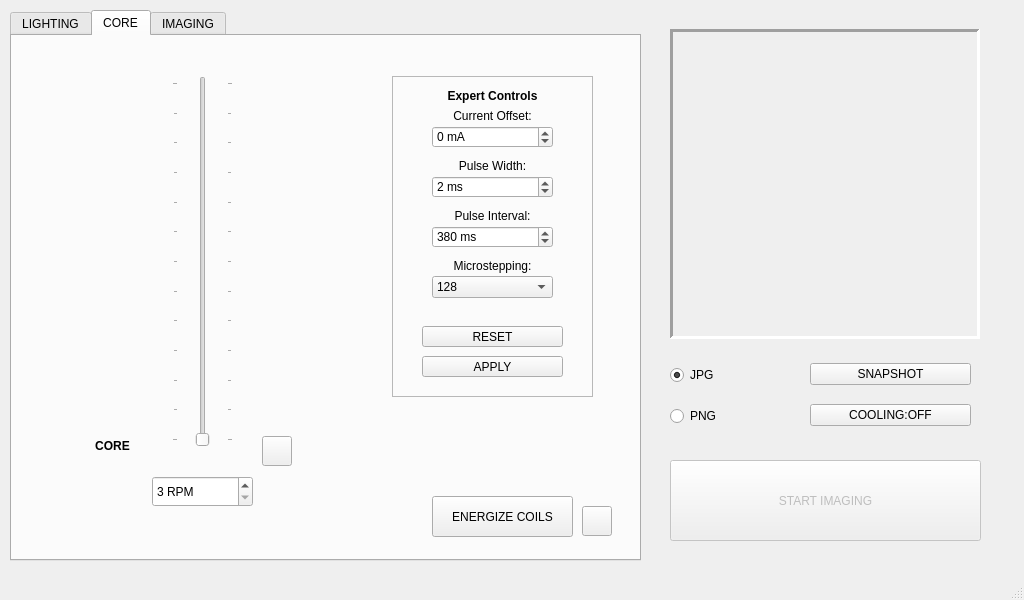
Before: the Qt Designer form _ui/Clinostat.ui in CoSE-Jerry/3D-Clinostat, drawn with Qt 5.
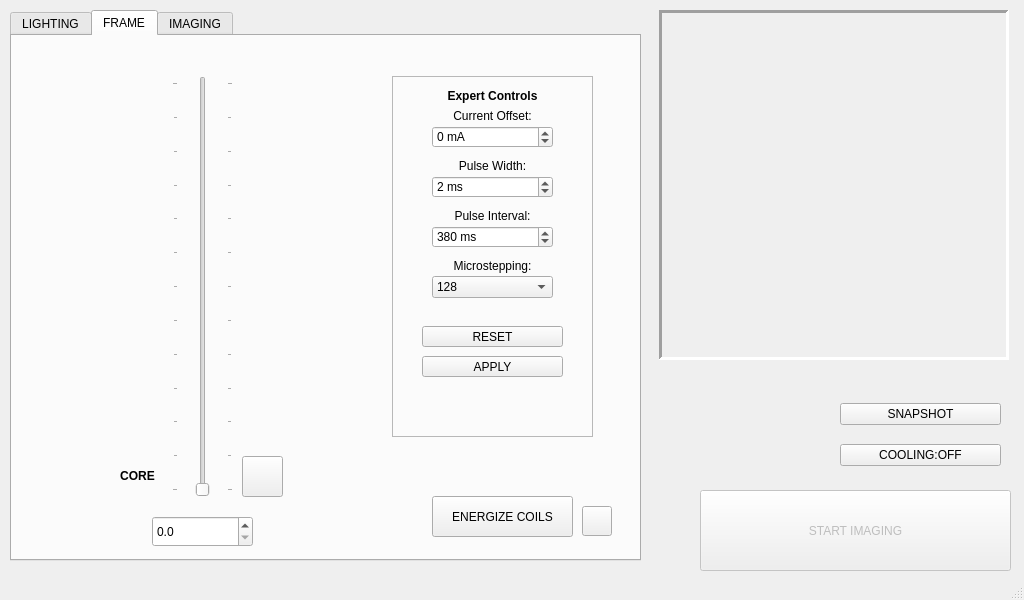
After: the same form once the commit is applied. The open tabs and pages were chosen to show the change. Icons and pictures are not drawn.

Patch:
```diff
--- a/_ui/Clinostat.ui
+++ b/_ui/Clinostat.ui
@@ -20,14 +20,17 @@
    <iconset>
     <normaloff>../_image/icon.png</normaloff>../_image/icon.png</iconset>
   </property>
+  <property name="documentMode">
+   <bool>false</bool>
+  </property>
   <widget class="QWidget" name="centralwidget">
    <widget class="QLabel" name="Image_Frame">
     <property name="geometry">
      <rect>
-      <x>670</x>
-      <y>29</y>
-      <width>310</width>
-      <height>310</height>
+      <x>659</x>
+      <y>10</y>
+      <width>350</width>
+      <height>350</height>
      </rect>
     </property>
     <property name="frameShape">
@@ -425,7 +428,7 @@
     </widget>
     <widget class="QWidget" name="Core_tab">
      <attribute name="title">
-      <string>CORE</string>
+      <string>FRAME</string>
      </attribute>
      <widget class="QSlider" name="core_verticalSlider">
       <property name="geometry">
@@ -433,7 +436,7 @@
         <x>160</x>
         <y>40</y>
         <width>61</width>
-        <height>371</height>
+        <height>421</height>
        </rect>
       </property>
       <property name="minimum">
@@ -458,10 +461,10 @@
      <widget class="QPushButton" name="coreReverse_pushButton">
       <property name="geometry">
        <rect>
-        <x>250</x>
-        <y>400</y>
-        <width>30</width>
-        <height>30</height>
+        <x>230</x>
+        <y>420</y>
+        <width>41</width>
+        <height>41</height>
        </rect>
       </property>
       <property name="text">
@@ -484,7 +487,7 @@
         <x>380</x>
         <y>40</y>
         <width>201</width>
-        <height>321</height>
+        <height>361</height>
        </rect>
       </property>
       <property name="frameShape">
@@ -713,9 +716,9 @@
      <widget class="QLabel" name="label_68">
       <property name="geometry">
        <rect>
-        <x>50</x>
-        <y>400</y>
-        <width>101</width>
+        <x>90</x>
+        <y>430</y>
+        <width>71</width>
         <height>21</height>
        </rect>
       </property>
@@ -723,26 +726,23 @@
        <string>&lt;html&gt;&lt;head/&gt;&lt;body&gt;&lt;p align=&quot;center&quot;&gt;&lt;span style=&quot; font-weight:600;&quot;&gt;CORE&lt;/span&gt;&lt;/p&gt;&lt;/body&gt;&lt;/html&gt;</string>
       </property>
      </widget>
-     <widget class="QSpinBox" name="core_spinBox">
+     <widget class="QDoubleSpinBox" name="core_doubleSpinBox">
       <property name="geometry">
        <rect>
         <x>140</x>
-        <y>440</y>
+        <y>480</y>
         <width>101</width>
         <height>31</height>
        </rect>
       </property>
-      <property name="suffix">
-       <string> RPM</string>
-      </property>
-      <property name="minimum">
-       <number>3</number>
+      <property name="decimals">
+       <number>1</number>
       </property>
       <property name="maximum">
-       <number>15</number>
+       <double>50.000000000000000</double>
       </property>
-      <property name="value">
-       <number>3</number>
+      <property name="singleStep">
+       <double>0.100000000000000</double>
       </property>
      </widget>
      <widget class="QPushButton" name="coreErgz_pushButton">
@@ -928,40 +928,11 @@
      </widget>
     </widget>
    </widget>
-   <widget class="QWidget" name="verticalLayoutWidget_4">
-    <property name="geometry">
-     <rect>
-      <x>670</x>
-      <y>350</y>
-      <width>81</width>
-      <height>91</height>
-     </rect>
-    </property>
-    <layout class="QVBoxLayout" name="verticalLayout_12">
-     <item>
-      <widget class="QRadioButton" name="JPG">
-       <property name="text">
-        <string>JPG</string>
-       </property>
-       <property name="checked">
-        <bool>true</bool>
-       </property>
-      </widget>
-     </item>
-     <item>
-      <widget class="QRadioButton" name="PNG">
-       <property name="text">
-        <string>PNG</string>
-       </property>
-      </widget>
-     </item>
-    </layout>
-   </widget>
    <widget class="QWidget" name="verticalLayoutWidget_5">
     <property name="geometry">
      <rect>
-      <x>810</x>
-      <y>350</y>
+      <x>840</x>
+      <y>390</y>
       <width>161</width>
       <height>91</height>
      </rect>
@@ -995,8 +966,8 @@
     </property>
     <property name="geometry">
      <rect>
-      <x>670</x>
-      <y>460</y>
+      <x>700</x>
+      <y>490</y>
       <width>311</width>
       <height>81</height>
      </rect>
```
Left out of the diff: 26 changed lines with no effect on the pictures.
